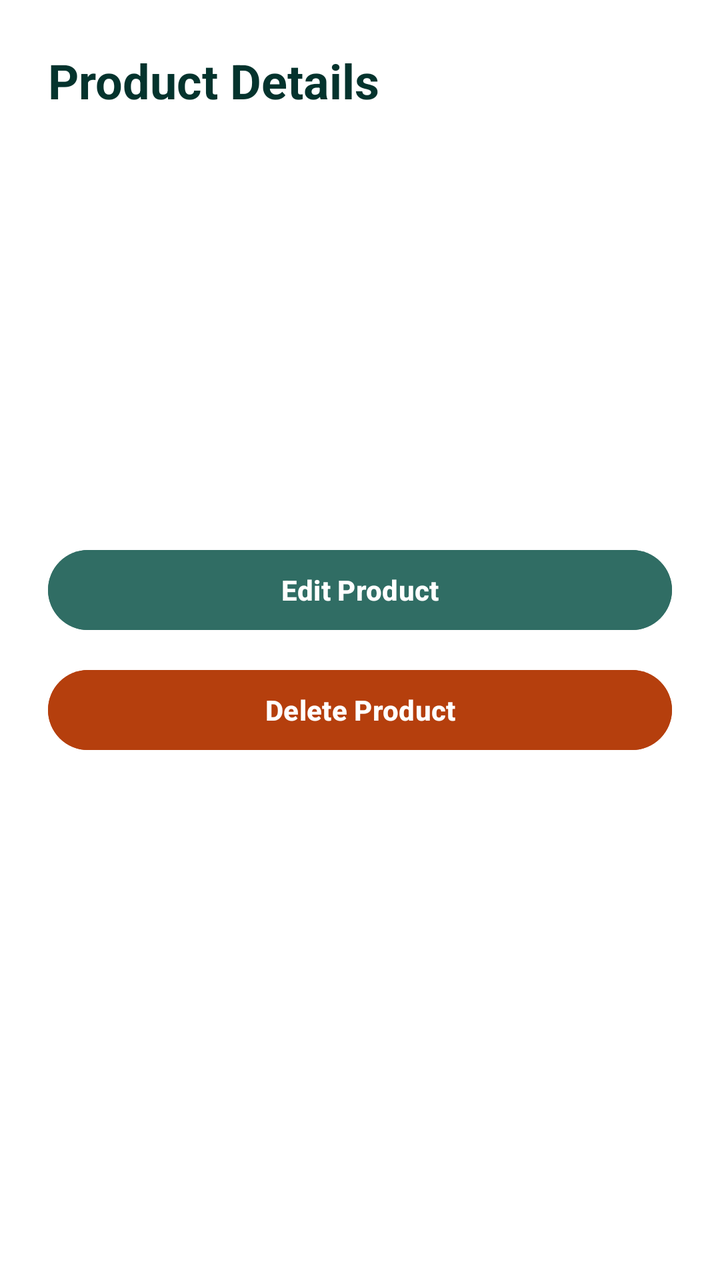
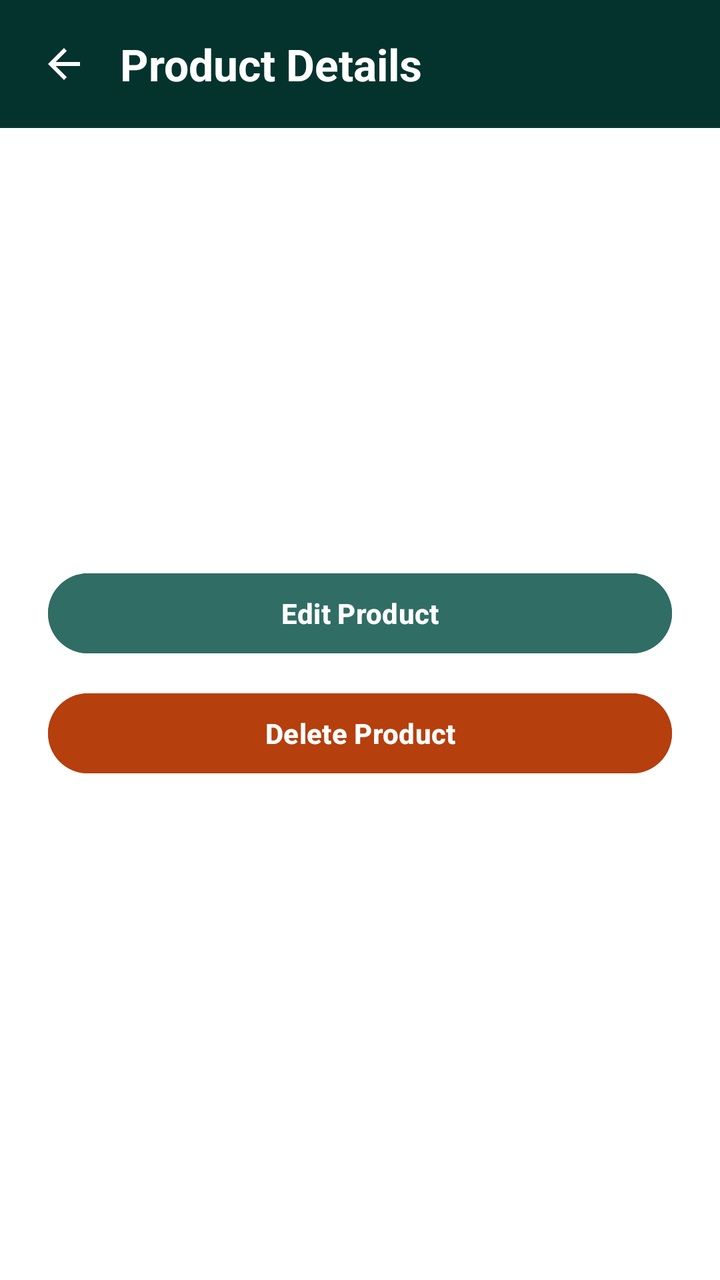

Two renders of the same Android screen: before a commit and after it. Below are the layout's source before the change and the commit's diff.
<!-- AndroidManifest.xml: application theme Theme.StockSense -->
<!-- res/layout/activity_product_details.xml -->
<?xml version="1.0" encoding="utf-8"?>
<ScrollView xmlns:android="http://schemas.android.com/apk/res/android"
    android:layout_width="match_parent"
    android:layout_height="match_parent"
    android:fillViewport="true"
    android:background="@color/white">

    <LinearLayout
        android:layout_width="match_parent"
        android:layout_height="wrap_content"
        android:orientation="vertical"
        android:padding="24dp">

        
        <TextView
            android:layout_width="match_parent"
            android:layout_height="wrap_content"
            android:text="@string/title_product_details"
            android:textSize="24sp"
            android:textStyle="bold"
            android:textColor="@color/stocksense_dark"
            android:layout_marginBottom="20dp" />

        
        <TextView
            android:id="@+id/tvDetailName"
            android:layout_width="match_parent"
            android:layout_height="wrap_content"
            android:textSize="22sp"
            android:textStyle="bold"
            android:textColor="@color/stocksense_text"
            android:layout_marginBottom="8dp" />

        
        <TextView
            android:id="@+id/tvDetailCategory"
            android:layout_width="match_parent"
            android:layout_height="wrap_content"
            android:textSize="16sp"
            android:textColor="@color/stocksense_dark"
            android:layout_marginBottom="16dp" />

        
        <TextView
            android:id="@+id/tvDetailPrice"
            android:layout_width="match_parent"
            android:layout_height="wrap_content"
            android:textSize="18sp"
            android:textStyle="bold"
            android:textColor="@color/stocksense_primary"
            android:layout_marginBottom="12dp" />

        
        <TextView
            android:id="@+id/tvDetailStock"
            android:layout_width="match_parent"
            android:layout_height="wrap_content"
            android:textSize="16sp"
            android:textColor="@color/stocksense_text"
            android:layout_marginBottom="8dp" />

        
        <TextView
            android:id="@+id/tvDetailReorder"
            android:layout_width="match_parent"
            android:layout_height="wrap_content"
            android:textSize="16sp"
            android:textColor="@color/stocksense_text"
            android:layout_marginBottom="32dp" />

        
        <Button
            android:id="@+id/btnEditProduct"
            android:layout_width="match_parent"
            android:layout_height="wrap_content"
            android:minHeight="48dp"
            android:text="@string/btn_edit_product"
            android:textColor="@color/white"
            android:backgroundTint="@color/stocksense_primary"
            android:textStyle="bold"
            android:layout_marginBottom="12dp" />

        
        <Button
            android:id="@+id/btnDeleteProduct"
            android:layout_width="match_parent"
            android:layout_height="wrap_content"
            android:minHeight="48dp"
            android:text="@string/btn_delete_product"
            android:textColor="@color/white"
            android:backgroundTint="@color/stocksense_alert"
            android:textStyle="bold" />

    </LinearLayout>
</ScrollView>
<!-- resources referenced by this layout -->
<resources>
  <color name="stocksense_alert">#B53F0D</color>
  <color name="stocksense_dark">#04332D</color>
  <color name="stocksense_primary">#306D64</color>
  <color name="stocksense_text">#040606</color>
  <color name="white">#FFFFFFFF</color>
  <string name="btn_delete_product">Delete Product</string>
  <string name="btn_edit_product">Edit Product</string>
  <string name="title_product_details">Product Details</string>
  <style name="Theme.StockSense" parent="Base.Theme.StockSense" />
  <style name="Base.Theme.StockSense" parent="Theme.Material3.Light.NoActionBar">
          
          <item name="colorPrimary">@color/stocksense_primary</item>
          <item name="android:forceDarkAllowed" tools:targetApi="q">false</item>
      </style>
</resources>

<!-- the commit's change to res/layout/activity_product_details.xml (unified diff, before → after) -->
@@ -1,25 +1,50 @@
 <?xml version="1.0" encoding="utf-8"?>
-<ScrollView xmlns:android="http://schemas.android.com/apk/res/android"
+<LinearLayout xmlns:android="http://schemas.android.com/apk/res/android"
     android:layout_width="match_parent"
     android:layout_height="match_parent"
-    android:fillViewport="true"
-    android:background="@color/white">
+    android:background="@color/stocksense_dark"
+    android:fitsSystemWindows="true"
+    android:orientation="vertical">
+
+    
+    <LinearLayout
+        android:layout_width="match_parent"
+        android:layout_height="wrap_content"
+        android:background="@color/stocksense_dark"
+        android:gravity="center_vertical"
+        android:orientation="horizontal"
+        android:padding="12dp">
+
+        <ImageButton
+            android:id="@+id/btnBack"
+            android:layout_width="40dp"
+            android:layout_height="40dp"
+            android:background="@android:color/transparent"
+            android:contentDescription="@string/polish_desc_back"
+            android:src="@drawable/ic_arrow_back" />
+
+        <TextView
+            android:layout_width="match_parent"
+            android:layout_height="wrap_content"
+            android:layout_marginStart="8dp"
+            android:text="@string/title_product_details"
+            android:textColor="@color/white"
+            android:textSize="22sp"
+            android:textStyle="bold" />
+    </LinearLayout>
+
+    <ScrollView
+        android:layout_width="match_parent"
+        android:layout_height="0dp"
+        android:layout_weight="1"
+        android:background="@color/white"
+        android:fillViewport="true">
 
     <LinearLayout
         android:layout_width="match_parent"
         android:layout_height="wrap_content"
         android:orientation="vertical"
         android:padding="24dp">
-
-        
-        <TextView
-            android:layout_width="match_parent"
-            android:layout_height="wrap_content"
-            android:text="@string/title_product_details"
-            android:textSize="24sp"
-            android:textStyle="bold"
-            android:textColor="@color/stocksense_dark"
-            android:layout_marginBottom="20dp" />
 
         
         <TextView
@@ -93,3 +118,4 @@
 
     </LinearLayout>
 </ScrollView>
+</LinearLayout>
<!-- resource entries referenced after the edit -->
@@ -5,8 +5,20 @@
   <color name="stocksense_primary">#306D64</color>
   <color name="stocksense_text">#040606</color>
   <color name="white">#FFFFFFFF</color>
+  <!-- drawable ic_arrow_back (drawable) -->
+  <?xml version="1.0" encoding="utf-8"?>
+  <vector xmlns:android="http://schemas.android.com/apk/res/android"
+      android:width="24dp"
+      android:height="24dp"
+      android:viewportWidth="24"
+      android:viewportHeight="24">
+      <path
+          android:fillColor="@android:color/white"
+          android:pathData="M20,11H7.83l5.59,-5.59L12,4l-8,8 8,8 1.41,-1.41L7.83,13H20v-2z" />
+  </vector>
   <string name="btn_delete_product">Delete Product</string>
   <string name="btn_edit_product">Edit Product</string>
+  <string name="polish_desc_back">Back</string>
   <string name="title_product_details">Product Details</string>
   <style name="Theme.StockSense" parent="Base.Theme.StockSense" />
   <style name="Base.Theme.StockSense" parent="Theme.Material3.Light.NoActionBar">
